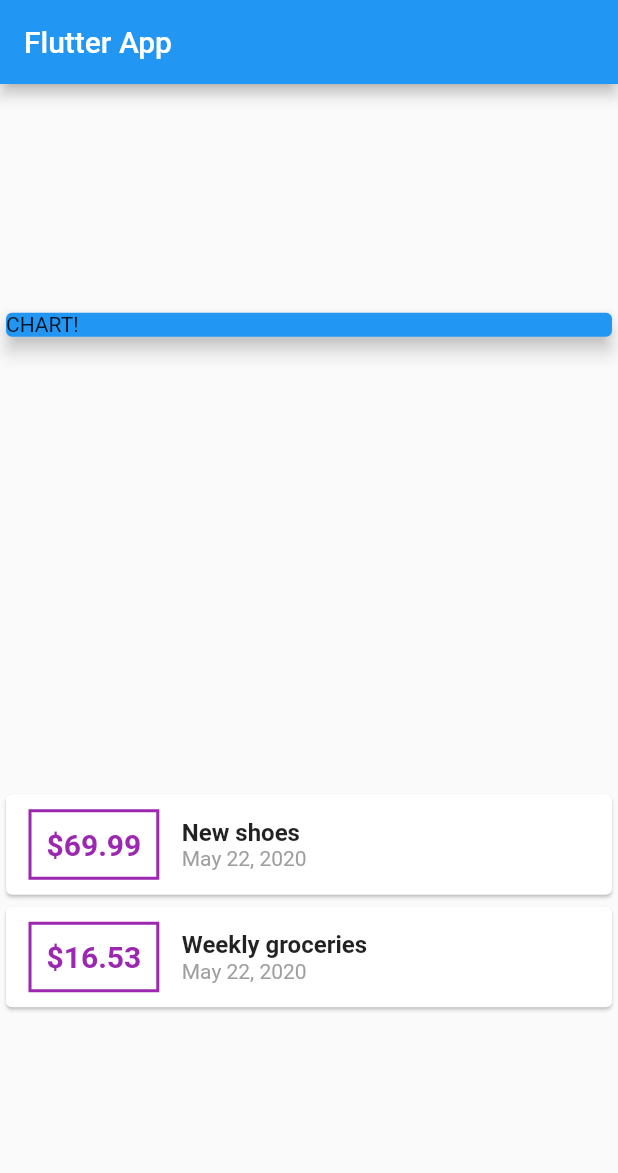
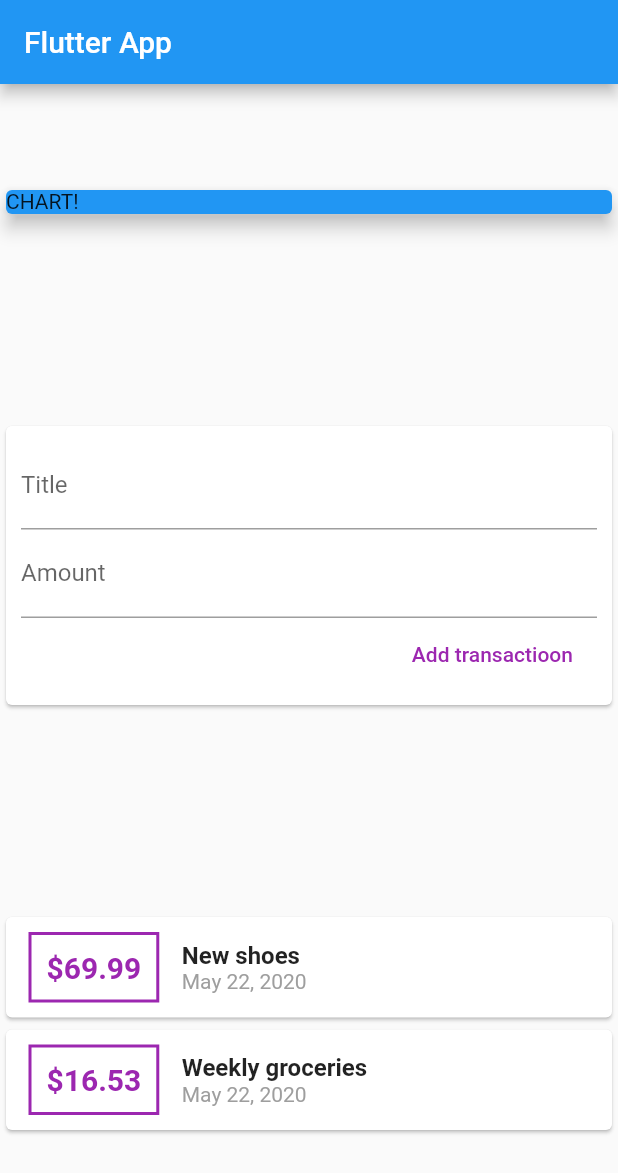
Before and after one commit to leosuncin/flutter_expense_app, a Flutter app: the screen it shows after launch, on a phone screen of 412 x 824 dp. Shown: the top 1173 px of the screen. Run offline on Flutter 3.47's test engine with Material 2 defaults, Android fonts, the phone set to English and light mode, and no system bars.

Commit message:
Adding text input widgets

```diff
--- a/lib/main.dart
+++ b/lib/main.dart
@@ -46,6 +46,23 @@ class MyHomePage extends StatelessWidget {
               color: Colors.blue,
               child: Text('CHART!'),
               elevation: 5,
+            ),
+          ),
+          Card(
+            child: Container(
+              padding: EdgeInsets.all(10),
+              child: Column(
+                crossAxisAlignment: CrossAxisAlignment.end,
+                children: <Widget>[
+                  TextField(decoration: InputDecoration(labelText: 'Title')),
+                  TextField(decoration: InputDecoration(labelText: 'Amount')),
+                  FlatButton(
+                    child: Text('Add transactioon'),
+                    textColor: Colors.purple,
+                    onPressed: () {},
+                  ),
+                ],
+              ),
             ),
           ),
           Column(
```
